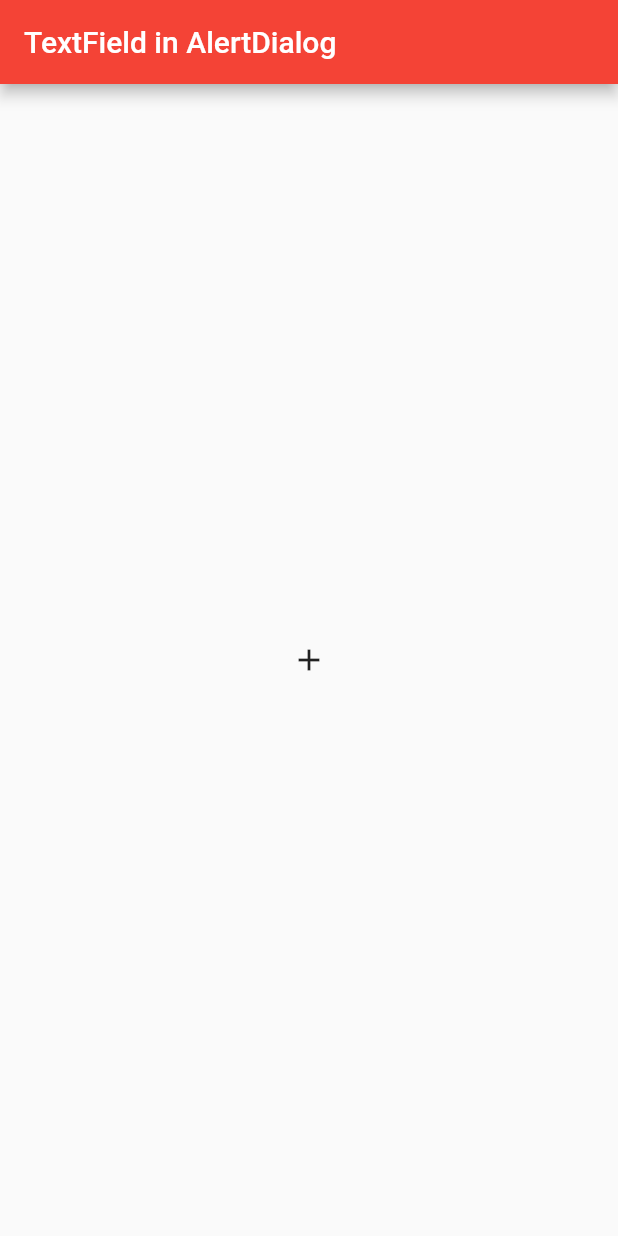
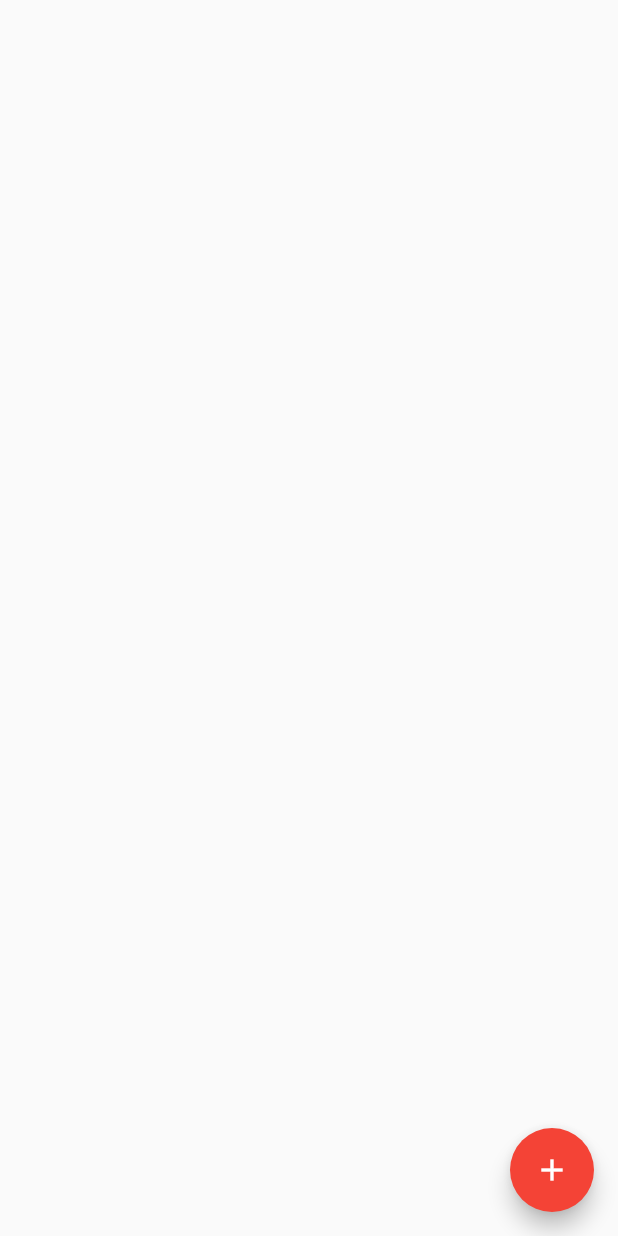
Before and after one commit to RashoAli/my_wave_app, a Flutter app: the screen it shows after launch, on a phone screen of 412 x 824 dp. Run offline on Flutter 3.47's test engine with Material 2 defaults, Android fonts, the phone set to English and light mode, and no system bars.

Commit message:
add butten(First iteration)

```diff
--- a/lib/AddPopUp.dart
+++ b/lib/AddPopUp.dart
@@ -46,11 +46,10 @@ class PopUPDialog extends StatelessWidget {
   @override
   Widget build(BuildContext context) {
     return Scaffold(
-      appBar: AppBar(
-        title: Text('TextField in AlertDialog'),
-      ),
-      body: Center(
-        child: Icon(Icons.add),
+      floatingActionButton: FloatingActionButton(
+        tooltip: 'Add Suggestion',
+        child: const Icon(Icons.add),
+          onPressed: () => _displayDialog(context),
       ),
     );
   }
```
